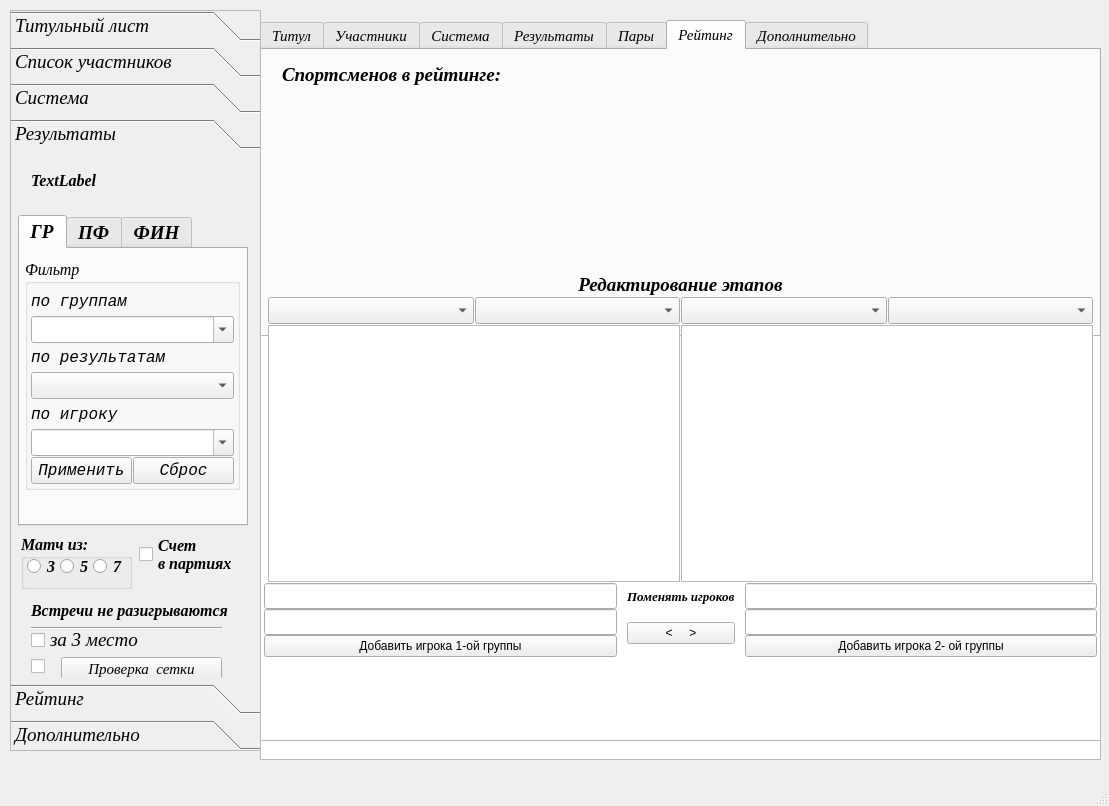
Before: the Qt Designer form UI/main_window.ui in Kaspar0810/Competitions_TT_v3, drawn with Qt 5.
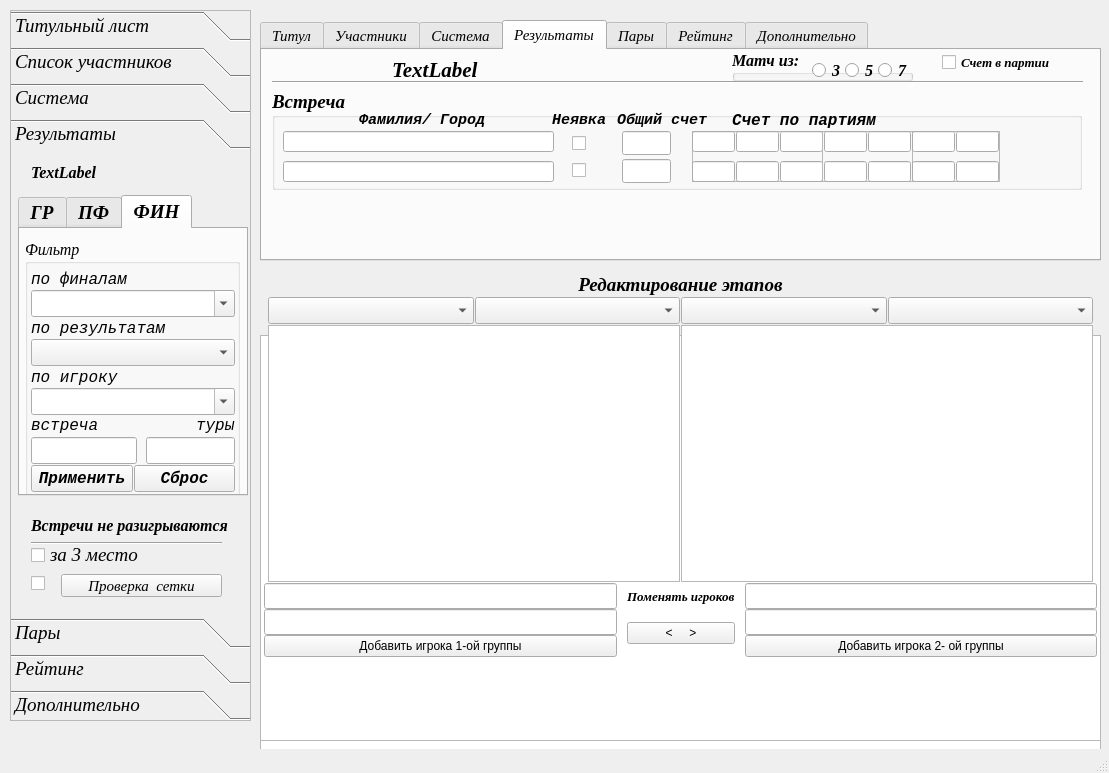
After: the same form once the commit is applied. The open tabs and pages were chosen to show the change. Icons and pictures are not drawn.

Commit message: корр формы

Patch:
```diff
--- a/UI/main_window.ui
+++ b/UI/main_window.ui
@@ -7,7 +7,7 @@
     <x>0</x>
     <y>0</y>
     <width>1109</width>
-    <height>806</height>
+    <height>773</height>
    </rect>
   </property>
   <property name="sizePolicy">
@@ -29,7 +29,7 @@
       <x>260</x>
       <y>20</y>
       <width>841</width>
-      <height>331</height>
+      <height>241</height>
      </rect>
     </property>
     <property name="sizePolicy">
@@ -1103,7 +1103,7 @@
       </property>
      </widget>
     </widget>
-    <widget class="QWidget" name="tab_5">
+    <widget class="QWidget" name="tab_2">
      <attribute name="title">
       <string>Система</string>
      </attribute>
@@ -2357,7 +2357,7 @@
       </property>
      </widget>
     </widget>
-    <widget class="QWidget" name="tab_2">
+    <widget class="QWidget" name="tab_3">
      <attribute name="title">
       <string>Результаты</string>
      </attribute>
@@ -2929,6 +2929,102 @@
        <string>TextLabel</string>
       </property>
      </widget>
+     <widget class="QGroupBox" name="groupBox_kolvo_vstrech">
+      <property name="geometry">
+       <rect>
+        <x>470</x>
+        <y>0</y>
+        <width>181</width>
+        <height>31</height>
+       </rect>
+      </property>
+      <property name="font">
+       <font>
+        <pointsize>12</pointsize>
+        <weight>75</weight>
+        <bold>true</bold>
+       </font>
+      </property>
+      <property name="title">
+       <string>Матч из:</string>
+      </property>
+      <property name="flat">
+       <bool>true</bool>
+      </property>
+      <property name="checkable">
+       <bool>false</bool>
+      </property>
+      <widget class="QRadioButton" name="radioButton_match_3">
+       <property name="geometry">
+        <rect>
+         <x>80</x>
+         <y>10</y>
+         <width>34</width>
+         <height>20</height>
+        </rect>
+       </property>
+       <property name="text">
+        <string>3</string>
+       </property>
+      </widget>
+      <widget class="QRadioButton" name="radioButton_match_5">
+       <property name="geometry">
+        <rect>
+         <x>113</x>
+         <y>10</y>
+         <width>34</width>
+         <height>20</height>
+        </rect>
+       </property>
+       <property name="text">
+        <string>5</string>
+       </property>
+      </widget>
+      <widget class="QRadioButton" name="radioButton_match_7">
+       <property name="geometry">
+        <rect>
+         <x>146</x>
+         <y>10</y>
+         <width>33</width>
+         <height>20</height>
+        </rect>
+       </property>
+       <property name="text">
+        <string>7</string>
+       </property>
+      </widget>
+     </widget>
+     <widget class="QCheckBox" name="checkBox_4">
+      <property name="geometry">
+       <rect>
+        <x>680</x>
+        <y>2</y>
+        <width>131</width>
+        <height>21</height>
+       </rect>
+      </property>
+      <property name="font">
+       <font>
+        <family>Times New Roman</family>
+        <pointsize>10</pointsize>
+        <weight>75</weight>
+        <italic>true</italic>
+        <bold>true</bold>
+       </font>
+      </property>
+      <property name="layoutDirection">
+       <enum>Qt::LeftToRight</enum>
+      </property>
+      <property name="text">
+       <string>Счет в партии</string>
+      </property>
+      <property name="checkable">
+       <bool>true</bool>
+      </property>
+      <property name="checked">
+       <bool>false</bool>
+      </property>
+     </widget>
     </widget>
     <widget class="QWidget" name="tab_8">
      <attribute name="title">
@@ -3034,7 +3130,7 @@
       </property>
      </widget>
     </widget>
-    <widget class="QWidget" name="tab_6">
+    <widget class="QWidget" name="tab_5">
      <attribute name="title">
       <string>Рейтинг</string>
      </attribute>
@@ -3061,7 +3157,7 @@
       </property>
      </widget>
     </widget>
-    <widget class="QWidget" name="tab_7">
+    <widget class="QWidget" name="tab_6">
      <attribute name="title">
       <string>Дополнительно</string>
      </attribute>
@@ -3300,7 +3396,7 @@
        <rect>
         <x>11</x>
         <y>41</y>
-        <width>261</width>
+        <width>231</width>
         <height>133</height>
        </rect>
       </property>
@@ -3535,10 +3631,10 @@
      <widget class="QWidget" name="layoutWidget">
       <property name="geometry">
        <rect>
-        <x>709</x>
+        <x>700</x>
         <y>10</y>
         <width>130</width>
-        <height>242</height>
+        <height>191</height>
        </rect>
       </property>
       <layout class="QVBoxLayout" name="verticalLayout_53">
@@ -3677,8 +3773,8 @@
      <rect>
       <x>10</x>
       <y>10</y>
-      <width>251</width>
-      <height>741</height>
+      <width>241</width>
+      <height>711</height>
      </rect>
     </property>
     <property name="sizePolicy">
@@ -3725,7 +3821,7 @@
       <string>Титульный лист</string>
      </attribute>
     </widget>
-    <widget class="QWidget" name="page_2">
+    <widget class="QWidget" name="page_1">
      <property name="geometry">
       <rect>
        <x>0</x>
@@ -4901,8 +4997,8 @@
       <rect>
        <x>0</x>
        <y>0</y>
-       <width>249</width>
-       <height>529</height>
+       <width>239</width>
+       <height>464</height>
       </rect>
      </property>
      <attribute name="label">
@@ -4912,9 +5008,9 @@
       <property name="geometry">
        <rect>
         <x>20</x>
-        <y>0</y>
+        <y>2</y>
         <width>211</width>
-        <height>51</height>
+        <height>31</height>
        </rect>
       </property>
       <property name="font">
@@ -4934,9 +5030,9 @@
       <property name="geometry">
        <rect>
         <x>7</x>
-        <y>60</y>
+        <y>40</y>
         <width>230</width>
-        <height>311</height>
+        <height>301</height>
        </rect>
       </property>
       <property name="font">
@@ -4948,7 +5044,7 @@
        </font>
       </property>
       <property name="currentIndex">
-       <number>0</number>
+       <number>2</number>
       </property>
       <property name="elideMode">
        <enum>Qt::ElideMiddle</enum>
@@ -5311,13 +5407,13 @@
           <number>1</number>
          </property>
          <property name="leftMargin">
-          <number>5</number>
+          <number>3</number>
          </property>
          <property name="topMargin">
           <number>5</number>
          </property>
          <property name="rightMargin">
-          <number>5</number>
+          <number>2</number>
          </property>
          <property name="bottomMargin">
           <number>5</number>
@@ -5564,208 +5660,101 @@
        </widget>
       </widget>
      </widget>
-     <widget class="QCheckBox" name="checkBox_4">
+     <widget class="QCheckBox" name="checkBox_no_play_4">
       <property name="geometry">
        <rect>
-        <x>128</x>
-        <y>379</y>
-        <width>101</width>
-        <height>41</height>
+        <x>20</x>
+        <y>390</y>
+        <width>201</width>
+        <height>20</height>
        </rect>
       </property>
       <property name="font">
        <font>
         <family>Times New Roman</family>
-        <pointsize>12</pointsize>
-        <weight>75</weight>
         <italic>true</italic>
-        <bold>true</bold>
        </font>
       </property>
       <property name="layoutDirection">
        <enum>Qt::LeftToRight</enum>
       </property>
       <property name="text">
-       <string>Счет
-в партиях</string>
+       <string>за 3 место</string>
       </property>
-      <property name="checkable">
-       <bool>true</bool>
-      </property>
-      <property name="checked">
+      <property name="tristate">
        <bool>false</bool>
       </property>
      </widget>
-     <widget class="QGroupBox" name="groupBox_kolvo_vstrech">
+     <widget class="Line" name="line_26">
       <property name="geometry">
        <rect>
-        <x>10</x>
-        <y>379</y>
-        <width>111</width>
-        <height>55</height>
+        <x>20</x>
+        <y>380</y>
+        <width>191</width>
+        <height>16</height>
+       </rect>
+      </property>
+      <property name="orientation">
+       <enum>Qt::Horizontal</enum>
+      </property>
+     </widget>
+     <widget class="QLabel" name="label_124">
+      <property name="geometry">
+       <rect>
+        <x>20</x>
+        <y>360</y>
+        <width>211</width>
+        <height>20</height>
        </rect>
       </property>
       <property name="font">
        <font>
+        <family>Times New Roman</family>
         <pointsize>12</pointsize>
         <weight>75</weight>
+        <italic>true</italic>
         <bold>true</bold>
        </font>
       </property>
-      <property name="title">
-       <string>Матч из:</string>
+      <property name="text">
+       <string>Встречи не разигрываются</string>
       </property>
-      <property name="flat">
-       <bool>false</bool>
+     </widget>
+     <widget class="QCheckBox" name="checkBox_check_net">
+      <property name="geometry">
+       <rect>
+        <x>20</x>
+        <y>420</y>
+        <width>21</width>
+        <height>17</height>
+       </rect>
       </property>
-      <property name="checkable">
-       <bool>false</bool>
+      <property name="font">
+       <font>
+        <pointsize>11</pointsize>
+       </font>
       </property>
-      <widget class="QRadioButton" name="radioButton_match_3">
-       <property name="geometry">
-        <rect>
-         <x>6</x>
-         <y>22</y>
-         <width>34</width>
-         <height>20</height>
-        </rect>
-       </property>
-       <property name="text">
-        <string>3</string>
-       </property>
-      </widget>
-      <widget class="QRadioButton" name="radioButton_match_5">
-       <property name="geometry">
-        <rect>
-         <x>39</x>
-         <y>22</y>
-         <width>34</width>
-         <height>20</height>
-        </rect>
-       </property>
-       <property name="text">
-        <string>5</string>
-       </property>
-      </widget>
-      <widget class="QRadioButton" name="radioButton_match_7">
-       <property name="geometry">
-        <rect>
-         <x>72</x>
-         <y>22</y>
-         <width>33</width>
-         <height>20</height>
-        </rect>
-       </property>
-       <property name="text">
-        <string>7</string>
-       </property>
-      </widget>
+      <property name="text">
+       <string/>
+      </property>
      </widget>
-     <widget class="QWidget" name="widget_2" native="true">
+     <widget class="QPushButton" name="Button_check_net">
       <property name="geometry">
        <rect>
-        <x>10</x>
-        <y>443</y>
-        <width>221</width>
-        <height>83</height>
+        <x>50</x>
+        <y>419</y>
+        <width>161</width>
+        <height>23</height>
        </rect>
       </property>
-      <widget class="QPushButton" name="Button_check_net">
-       <property name="geometry">
-        <rect>
-         <x>40</x>
-         <y>59</y>
-         <width>161</width>
-         <height>23</height>
-        </rect>
-       </property>
-       <property name="font">
-        <font>
-         <pointsize>11</pointsize>
-        </font>
-       </property>
-       <property name="text">
-        <string>Проверка  сетки</string>
-       </property>
-      </widget>
-      <widget class="QLabel" name="label_123">
-       <property name="geometry">
-        <rect>
-         <x>10</x>
-         <y>2</y>
-         <width>211</width>
-         <height>20</height>
-        </rect>
-       </property>
-       <property name="font">
-        <font>
-         <family>Times New Roman</family>
-         <pointsize>12</pointsize>
-         <weight>75</weight>
-         <italic>true</italic>
-         <bold>true</bold>
-        </font>
-       </property>
-       <property name="text">
-        <string>Встречи не разигрываются</string>
-       </property>
-      </widget>
-      <widget class="QCheckBox" name="checkBox_no_play_3">
-       <property name="geometry">
-        <rect>
-         <x>10</x>
-         <y>32</y>
-         <width>201</width>
-         <height>20</height>
-        </rect>
-       </property>
-       <property name="font">
-        <font>
-         <family>Times New Roman</family>
-         <italic>true</italic>
-        </font>
-       </property>
-       <property name="layoutDirection">
-        <enum>Qt::LeftToRight</enum>
-       </property>
-       <property name="text">
-        <string>за 3 место</string>
-       </property>
-       <property name="tristate">
-        <bool>false</bool>
-       </property>
-      </widget>
-      <widget class="Line" name="line_25">
-       <property name="geometry">
-        <rect>
-         <x>10</x>
-         <y>22</y>
-         <width>191</width>
-         <height>16</height>
-        </rect>
-       </property>
-       <property name="orientation">
-        <enum>Qt::Horizontal</enum>
-       </property>
-      </widget>
-      <widget class="QCheckBox" name="checkBox_check_net">
-       <property name="geometry">
-        <rect>
-         <x>10</x>
-         <y>60</y>
-         <width>21</width>
-         <height>17</height>
-        </rect>
-       </property>
-       <property name="font">
-        <font>
-         <pointsize>11</pointsize>
-        </font>
-       </property>
-       <property name="text">
-        <string/>
-       </property>
-      </widget>
+      <property name="font">
+       <font>
+        <pointsize>11</pointsize>
+       </font>
+      </property>
+      <property name="text">
+       <string>Проверка  сетки</string>
+      </property>
      </widget>
     </widget>
     <widget class="QWidget" name="page_8">
@@ -5773,8 +5762,21 @@
       <rect>
        <x>0</x>
        <y>0</y>
-       <width>98</width>
-       <height>28</height>
+       <width>239</width>
+       <height>464</height>
+      </rect>
+     </property>
+     <attribute name="label">
+      <string>Пары</string>
+     </attribute>
+    </widget>
+    <widget class="QWidget" name="page_5">
+     <property name="geometry">
+      <rect>
+       <x>0</x>
+       <y>0</y>
+       <width>239</width>
+       <height>464</height>
       </rect>
      </property>
      <attribute name="label">
@@ -6139,7 +6141,7 @@
       </layout>
      </widget>
     </widget>
-    <widget class="QWidget" name="page_7">
+    <widget class="QWidget" name="page_6">
      <property name="geometry">
       <rect>
        <x>0</x>
```
Left out of the diff: 42 changed lines with no effect on the pictures. The commit also changes 3 other files.
